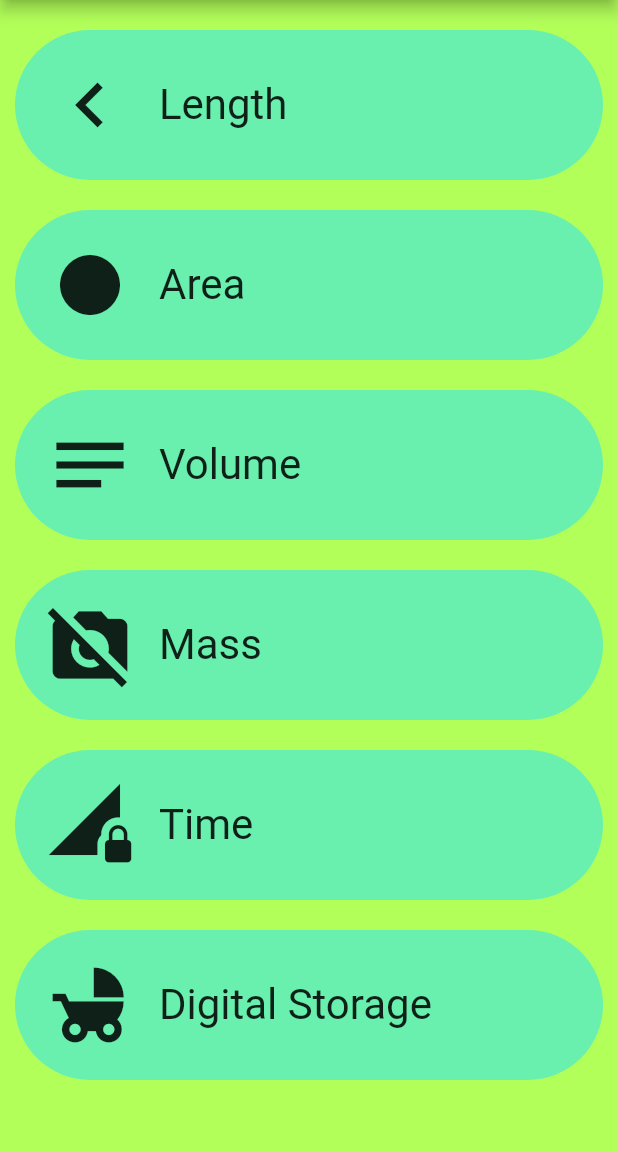
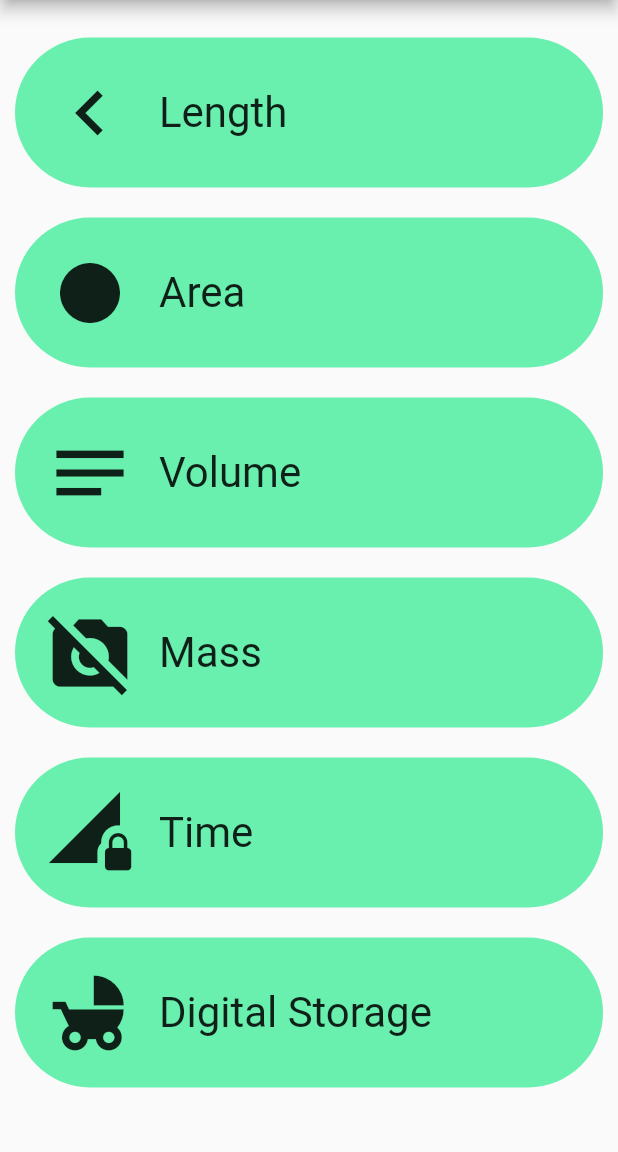
Before and after one commit to vicmoh/UnitConverter-Flutter, a Flutter app: the screen it shows after launch, on a phone screen of 412 x 824 dp, the part 84-1236 px from its top. Run offline on Flutter 3.47's test engine with Material 2 defaults, Android fonts, the phone set to English and light mode, and no system bars.

```diff
--- a/lib/src/category.dart
+++ b/lib/src/category.dart
@@ -1,4 +1,60 @@
 import 'package:flutter/material.dart';
+
+class CategoryRoute extends StatelessWidget {
+
+  // dev vars
+  final List<Category> _categories = [
+    Category(
+        icon: IconData(0xe41c, fontFamily: 'MaterialIcons'), label: "Length"),
+    Category(
+        icon: IconData(0xe265, fontFamily: 'MaterialIcons'), label: "Area"),
+    Category(
+        icon: IconData(0xeb44, fontFamily: 'MaterialIcons'), label: "Volume"),
+    Category(
+        icon: IconData(0xe43d, fontFamily: 'MaterialIcons'), label: "Mass"),
+    Category(
+        icon: IconData(0xe425, fontFamily: 'MaterialIcons'), label: "Time"),
+    Category(
+        icon: IconData(0xe161, fontFamily: 'MaterialIcons'),
+        label: "Digital Storage"),
+  ];
+
+  Widget _catagoriesListView(BuildContext context){
+    EdgeInsets topBottomPadding = new EdgeInsets.only(top: 15.0, bottom: 15.0);
+    if (MediaQuery.of(context).orientation == Orientation.portrait){
+      return ListView.builder(
+        itemBuilder: (context, index) => _categories[index],
+        itemCount: _categories.length,
+        padding: topBottomPadding,
+      );
+    }else{
+      return GridView.count(
+        crossAxisCount: 2,
+        childAspectRatio: 3.0,
+        children: _categories,
+        padding: topBottomPadding,
+      );
+    }
+  }
+
+  @override
+  Widget build(BuildContext context) {
+    return Scaffold(
+      // app bar
+      appBar: AppBar(
+        title: Center(
+          child: Text(
+            'Unit Converter',
+            textAlign: TextAlign.center,
+            textScaleFactor: 2.0,
+          ),
+        ),
+        backgroundColor: Colors.green,
+      ),
+      body: _catagoriesListView(context)
+    );
+  }
+}
 
 class Category extends StatelessWidget {
   //constructors
@@ -28,7 +84,7 @@ class Category extends StatelessWidget {
         // animation
         child: InkWell(
           onTap: () {
-            print("catagory button is clicked 2");
+            print("catagory button is clicked");
           },
           splashColor: Colors.green,
 
```
Also changed, not shown: lib/main.dart (+1 -42 lines).
